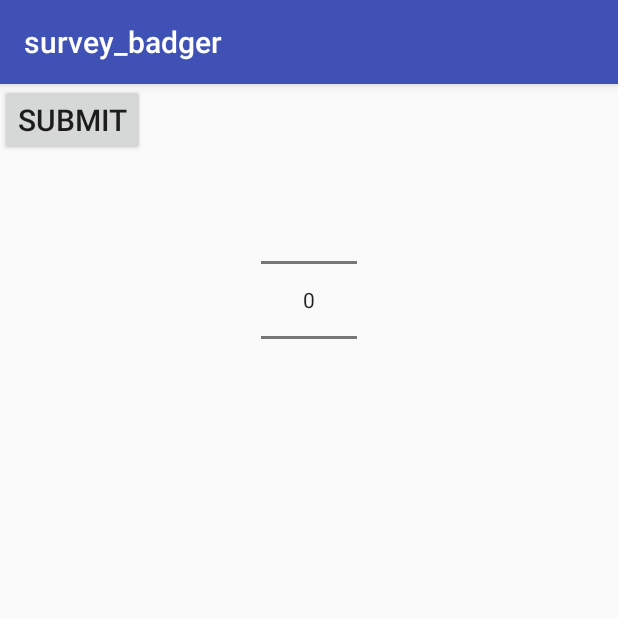
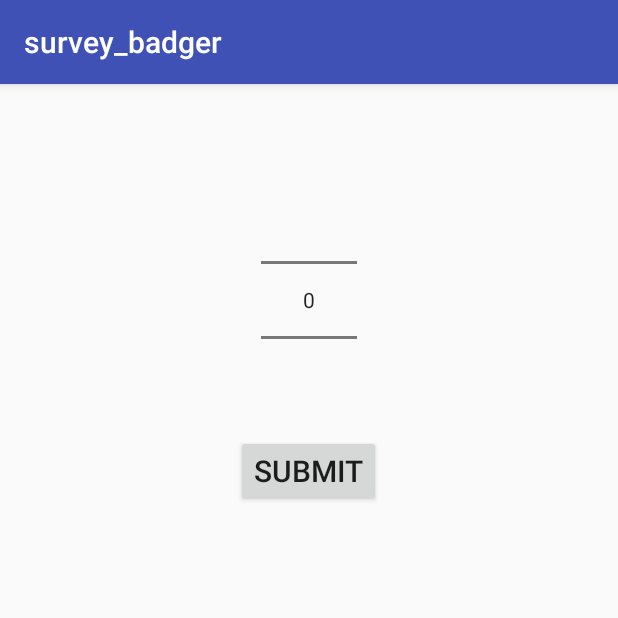
Before and after one commit to njramage/SavageBadger, an Android app: the fragment NumberFragment placed in its activity, on a phone screen of 412 x 824 dp, the top half of it. Run offline under Robolectric (Android 15) with nearby library versions, the phone set to English and light mode, and no system bars; 6 statements that could not run were skipped.

Commit message:
work on selectionQuestions

```diff
--- a/SurveyBadger/Android/survey_badger/app/src/main/res/layout/number_question.xml
+++ b/SurveyBadger/Android/survey_badger/app/src/main/res/layout/number_question.xml
@@ -22,6 +22,8 @@
         android:layout_height="wrap_content"
         android:text="Submit"
         android:textSize="20sp"
-        android:onClick="pickNumber"/>
+        android:onClick="pickNumber"
+        android:layout_below="@+id/number_pick"
+        android:layout_centerHorizontal="true"/>
 
 </RelativeLayout>
--- a/SurveyBadger/Android/survey_badger/app/src/main/res/layout/selection_question.xml
+++ b/SurveyBadger/Android/survey_badger/app/src/main/res/layout/selection_question.xml
@@ -17,4 +17,5 @@
         android:layout_below="@id/title_selection_question"
         android:id="@+id/button_container"></RelativeLayout>
 
+
 </RelativeLayout>
```
Also changed, not shown: SurveyBadger/Android/survey_badger/app/src/main/java/com/savage_badger/survey_badger/MainActivity.java (+30 -3 lines), SurveyBadger/Android/survey_badger/app/src/main/java/com/savage_badger/survey_badger/SelectionFragment.java (+9 -2 lines).
